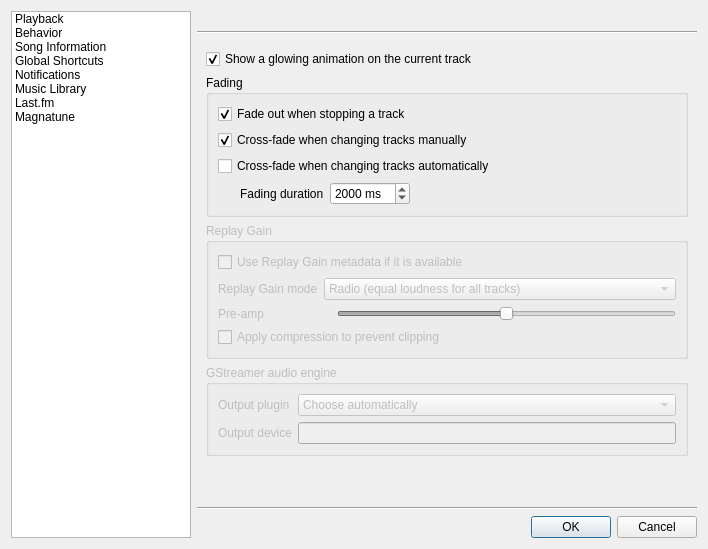
Old version of the form src/ui/settingsdialog.ui in the repository clementine-player/Clementine.
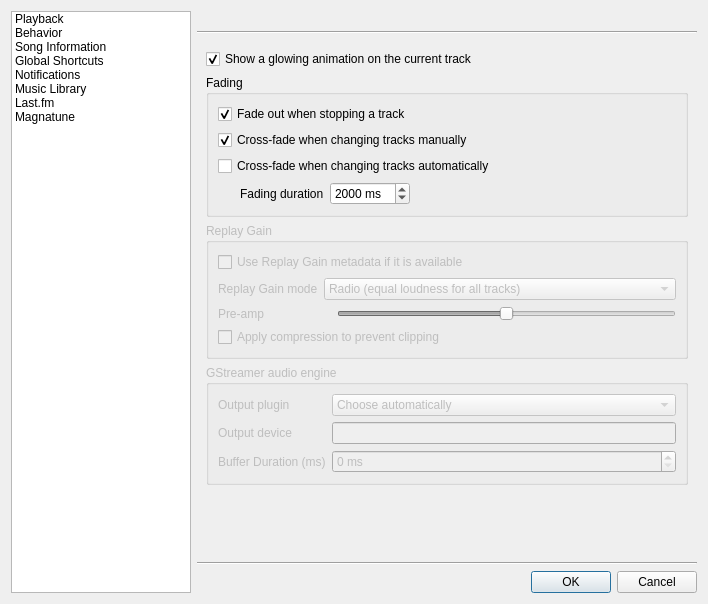
New version of the form. The open tabs and pages were chosen to show the change. Icons and pictures are not drawn. Custom widgets are drawn as their Qt base class.

Commit message: Maybe working gstreamer buffer setting.

The edit to the form file:
```diff
--- a/src/ui/settingsdialog.ui
+++ b/src/ui/settingsdialog.ui
@@ -7,7 +7,7 @@
     <x>0</x>
     <y>0</y>
     <width>708</width>
-    <height>549</height>
+    <height>604</height>
    </rect>
   </property>
   <property name="windowTitle">
@@ -351,6 +351,26 @@
               </property>
              </widget>
             </item>
+            <item row="2" column="0">
+             <widget class="QLabel" name="buffer_duration_label">
+              <property name="text">
+               <string>Buffer Duration (ms)</string>
+              </property>
+             </widget>
+            </item>
+            <item row="2" column="1">
+             <widget class="QSpinBox" name="buffer_duration">
+              <property name="enabled">
+               <bool>true</bool>
+              </property>
+              <property name="suffix">
+               <string> ms</string>
+              </property>
+              <property name="maximum">
+               <number>60000</number>
+              </property>
+             </widget>
+            </item>
            </layout>
           </widget>
          </item>
```
Left out of the diff: 2 changed lines with no effect on the pictures. The commit also changes 6 other files.
